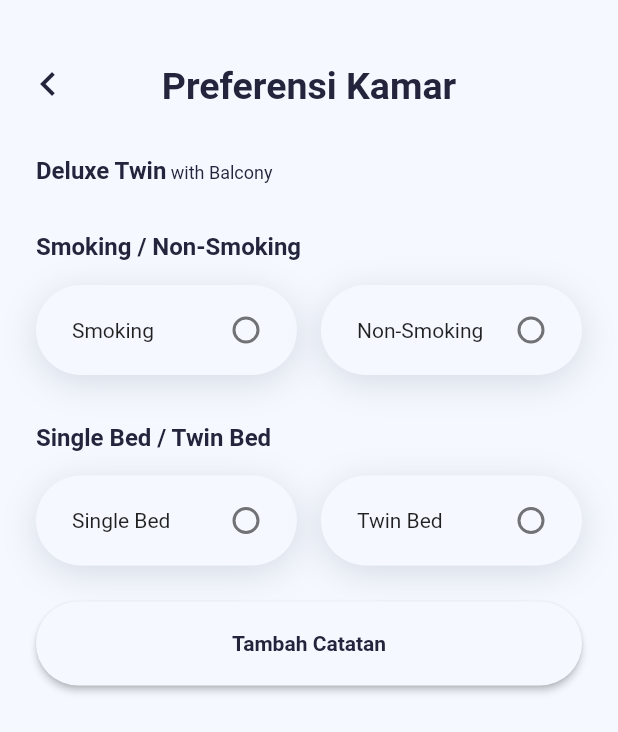
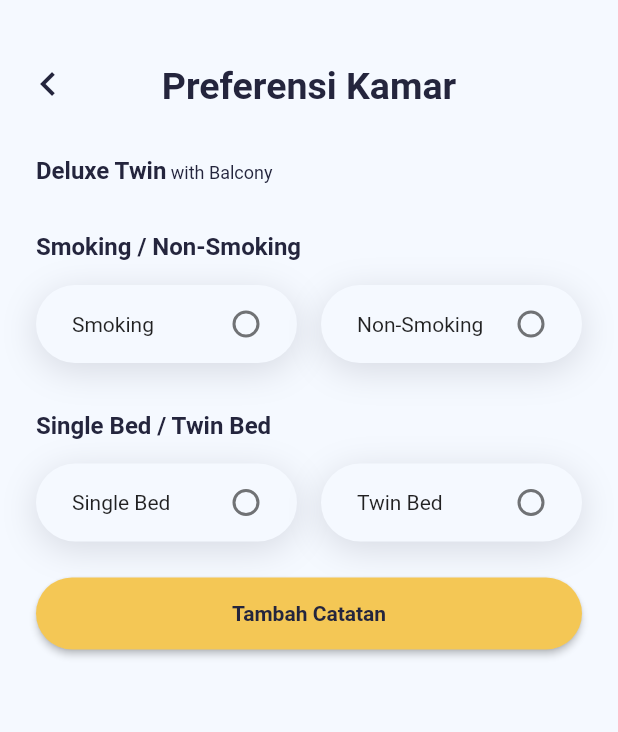
Before and after one commit to akhiang/reservation-hotel, a Flutter app: the RoomPreferenceScreen screen opened directly, on a phone screen of 412 x 824 dp. Shown: the top 732 px of the screen. Run offline on Flutter 3.47's test engine with Material 2 defaults, Android fonts, the phone set to English and light mode, and no system bars; our stand-ins replace carousel_slider, flutter_rating_bar, font_awesome_flutter, sliding_sheet, sliding_up_panel, step_progress_indicator and 1 more; missing offline and left inert: simple_tooltip, snapping_sheet, super_tooltip.

Commit message:
resize font

```diff
--- a/lib/screens/book/widgets/booked_room_card.dart
+++ b/lib/screens/book/widgets/booked_room_card.dart
@@ -12,9 +12,7 @@ class BookedRoomCard extends StatefulWidget {
 class _BookedRoomCardState extends State<BookedRoomCard> {
   bool _isExpanded = false;
 
-  ///Toogle the box to expand or collapse
   void _toogleExpand() {
-    print('toggle');
     setState(() {
       _isExpanded = !_isExpanded;
     });
@@ -23,7 +21,7 @@ class _BookedRoomCardState extends State<BookedRoomCard> {
   @override
   Widget build(BuildContext context) {
     return Container(
-      padding: const EdgeInsets.symmetric(horizontal: 24.0, vertical: 16.0),
+      padding: const EdgeInsets.symmetric(horizontal: 24.0, vertical: 8.0),
       child: Column(
         children: [
           Container(
--- a/lib/screens/home/find_hotel_screen.dart
+++ b/lib/screens/home/find_hotel_screen.dart
@@ -47,6 +47,7 @@ class _FindHotelScreenState extends State<FindHotelScreen> {
               margin: EdgeInsets.all(16.0),
               child: PrimaryButton(
                 text: 'Cari Hotel',
+                press: () {},
               ),
             ),
           ],
--- a/lib/screens/hotel/hotel_information.dart
+++ b/lib/screens/hotel/hotel_information.dart
@@ -34,7 +34,6 @@ class HotelInformation extends StatelessWidget {
         style: TextStyle(
           color: ColorConst.kSecondaryColor,
           height: 1.4,
-          fontSize: 16.0,
         ),
         textAlign: TextAlign.justify,
       ),
--- a/lib/screens/hotel/hotel_screen_5.dart
+++ b/lib/screens/hotel/hotel_screen_5.dart
@@ -96,7 +96,7 @@ class _HotelScreen5State extends State<HotelScreen5>
               positionPixel: 0.0,
               snappingCurve: Curves.elasticOut,
               snappingDuration: Duration(milliseconds: 750)),
-          SnapPosition(positionFactor: 0.75),
+          SnapPosition(positionFactor: 0.70),
         ],
         child: Stack(
           children: [
--- a/lib/screens/hotel/room_preference_screen.dart
+++ b/lib/screens/hotel/room_preference_screen.dart
@@ -48,13 +48,13 @@ class _RoomPreferenceScreenState extends State<RoomPreferenceScreen> {
             Container(
               padding: EdgeInsets.symmetric(horizontal: 24.0),
               width: double.infinity,
-              height: 56.0,
+              height: 48.0,
               child: PrimaryButton(
                 text: 'Tambah Catatan',
-                color: Color(0xFFF5F9FF),
                 press: () {},
               ),
             ),
+            SizedBox(height: 24.0),
           ],
         ),
       ),
--- a/lib/screens/hotel/room_screen.dart
+++ b/lib/screens/hotel/room_screen.dart
@@ -66,7 +66,7 @@ class RoomScreen extends StatelessWidget {
                       style: TextStyle(
                         color: ColorConst.kSecondaryColor,
                         fontWeight: FontWeight.w600,
-                        fontSize: 20.0,
+                        fontSize: 18.0,
                       ),
                     ),
                     TextSpan(
@@ -87,7 +87,7 @@ class RoomScreen extends StatelessWidget {
                       style: TextStyle(
                         color: ColorConst.kErrorColor,
                         fontWeight: FontWeight.w500,
-                        fontSize: 20.0,
+                        fontSize: 18.0,
                       ),
                     ),
                     TextSpan(
@@ -175,7 +175,6 @@ class RoomScreen extends StatelessWidget {
         style: TextStyle(
           color: ColorConst.kSecondaryColor,
           height: 1.4,
-          fontSize: 16.0,
         ),
         textAlign: TextAlign.justify,
       ),
--- a/lib/screens/hotel/widgets/food_card.dart
+++ b/lib/screens/hotel/widgets/food_card.dart
@@ -44,7 +44,6 @@ class FoodCard extends StatelessWidget {
             style: TextStyle(
               color: ColorConst.kSecondaryColor,
               fontWeight: FontWeight.w600,
-              fontSize: 16.0,
             ),
           ),
         ],
--- a/lib/screens/hotel/widgets/hotel_contact_list_tile.dart
+++ b/lib/screens/hotel/widgets/hotel_contact_list_tile.dart
@@ -28,9 +28,7 @@ class HotelContactListTile extends StatelessWidget {
               text,
               maxLines: 3,
               overflow: TextOverflow.ellipsis,
-              style: TextStyle(
-                fontSize: 16.0,
-              ),
+              style: TextStyle(),
             ),
           )
         ],
--- a/lib/screens/hotel/widgets/other_food_card.dart
+++ b/lib/screens/hotel/widgets/other_food_card.dart
@@ -73,7 +73,7 @@ class OtherFoodCard extends StatelessWidget {
                   style: TextStyle(
                     color: ColorConst.kSecondaryColor,
                     fontWeight: FontWeight.w600,
-                    fontSize: 18.0,
+                    fontSize: 16.0,
                   ),
                 ),
               ],
--- a/lib/widgets/primary_button.dart
+++ b/lib/widgets/primary_button.dart
@@ -3,13 +3,11 @@ part of 'package:dangau_hotel/screens/screens.dart';
 class PrimaryButton extends StatelessWidget {
   final String text;
   final Function press;
-  final Color color;
 
   const PrimaryButton({
     Key key,
     @required this.text,
     this.press,
-    this.color = ColorConst.kPrimaryColor,
   }) : super(key: key);
 
   @override
@@ -23,7 +21,7 @@ class PrimaryButton extends StatelessWidget {
           fontWeight: FontWeight.w700,
         ),
       ),
-      color: color,
+      color: ColorConst.kPrimaryColor,
       shape: RoundedRectangleBorder(
         borderRadius: BorderRadius.circular(32.0),
       ),
--- a/lib/widgets/radio_button.dart
+++ b/lib/widgets/radio_button.dart
@@ -29,7 +29,7 @@ class _RadioButtonState extends State<RadioButton> {
           print(_character);
         },
         child: Container(
-          padding: EdgeInsets.symmetric(horizontal: 24.0, vertical: 20.0),
+          padding: EdgeInsets.symmetric(horizontal: 24.0, vertical: 16.0),
           decoration: BoxDecoration(
             color: ColorConst.kThirdColor,
             borderRadius: BorderRadius.circular(32.0),
```
Also changed, not shown: lib/screens/hotel/hotel_screen.dart (+8 -2 lines).
